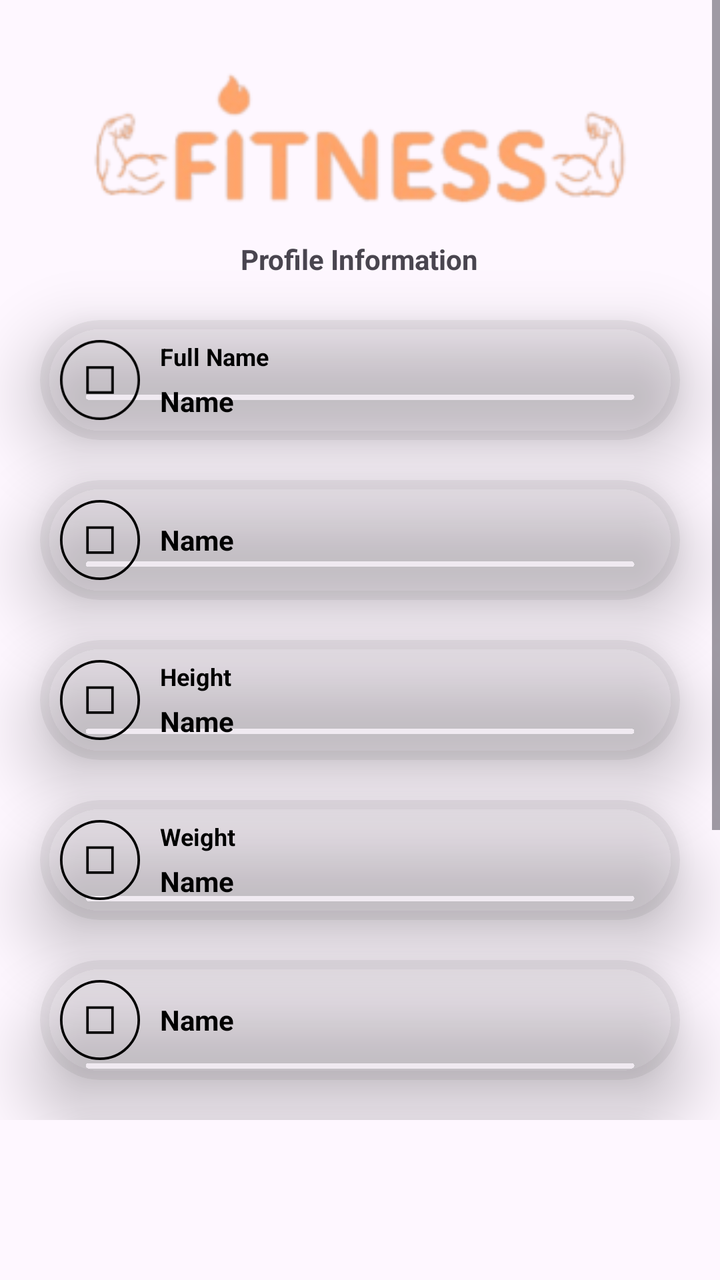
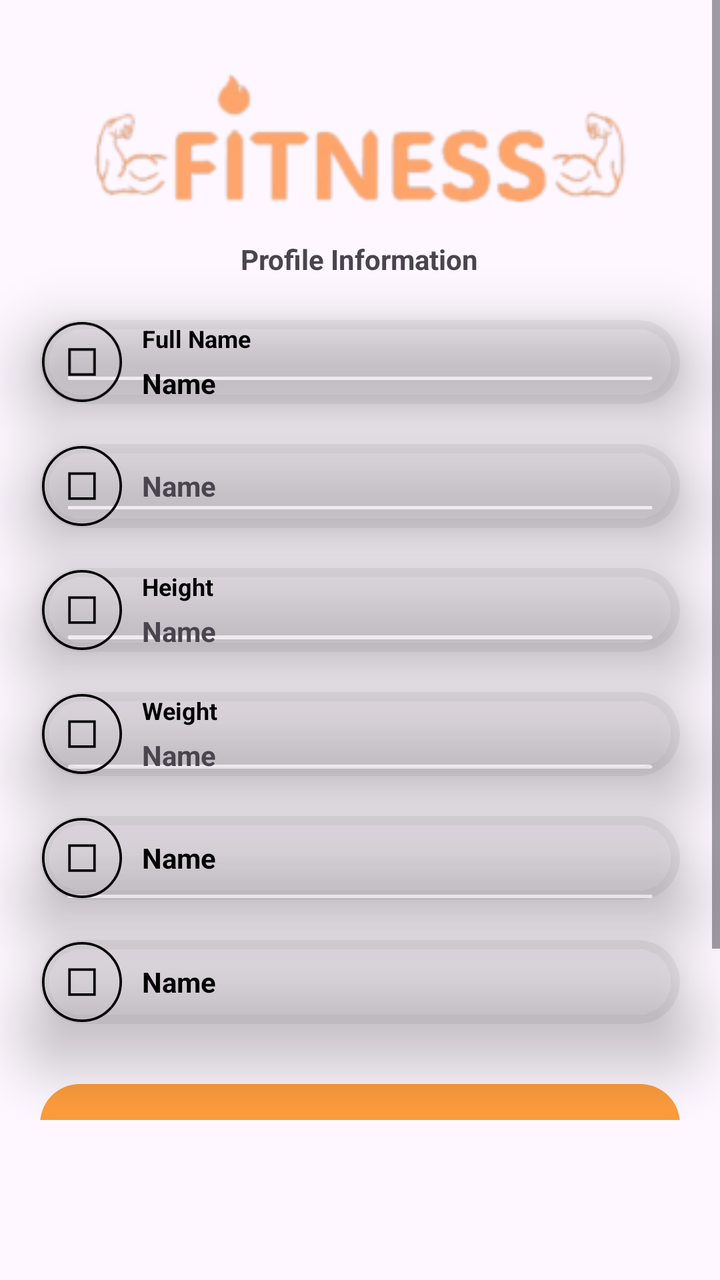

An Android layout rendered at two revisions. The XML below is the earlier revision; the diff shows what the commit changed to produce the second picture.
<!-- AndroidManifest.xml: application theme Theme.VitalizeMe -->
<!-- res/layout/fragment_profile.xml -->
<?xml version="1.0" encoding="utf-8"?>
<ScrollView xmlns:android="http://schemas.android.com/apk/res/android"
    xmlns:app="http://schemas.android.com/apk/res-auto"
    xmlns:tools="http://schemas.android.com/tools"
    android:layout_width="match_parent"
    android:layout_height="match_parent"
    android:orientation="vertical"
    android:paddingBottom="80dp"
    tools:context=".view.main.ProfileFragment">

    <LinearLayout
        android:layout_width="match_parent"
        android:layout_height="wrap_content"
        android:gravity="center"
        android:orientation="vertical">

        <RelativeLayout
            android:layout_width="wrap_content"
            android:layout_height="150dp">

            <ImageView
                android:id="@+id/imageView"
                android:layout_width="match_parent"
                android:layout_height="150dp"
                android:scaleType="centerCrop"
                android:src="@drawable/fitness1" />

            <TextView
                android:layout_width="wrap_content"
                android:layout_height="wrap_content"
                android:layout_centerHorizontal="true"
                android:layout_marginTop="120dp"
                android:text="Profile Information"
                android:textStyle="bold" />
        </RelativeLayout>


        <androidx.cardview.widget.CardView
            android:layout_width="match_parent"
            android:layout_height="wrap_content"
            android:layout_marginHorizontal="20dp"
            android:layout_marginVertical="10dp"
            app:cardBackgroundColor="#11323232"
            app:cardCornerRadius="30dp"
            app:cardElevation="20dp">

            <RelativeLayout
                android:layout_width="match_parent"
                android:layout_height="wrap_content"
                android:padding="10dp">

                <ImageView
                    android:id="@+id/ivName"
                    android:layout_width="40dp"
                    android:layout_height="40dp"
                    android:layout_alignParentStart="true"
                    android:layout_centerVertical="true"
                    android:src="@drawable/stop_button" />

                <TextView
                    android:id="@+id/namehint"
                    android:layout_width="wrap_content"
                    android:layout_height="wrap_content"
                    android:layout_marginHorizontal="10dp"
                    android:layout_toEndOf="@id/ivName"
                    android:text="Full Name"
                    android:textColor="@color/black"
                    android:textSize="12sp"
                    android:textStyle="bold" />

                <TextView
                    android:id="@+id/name"
                    android:layout_width="wrap_content"
                    android:layout_height="wrap_content"
                    android:layout_alignParentBottom="true"
                    android:layout_marginHorizontal="10dp"
                    android:layout_toEndOf="@id/ivName"
                    android:text="Name"
                    android:textColor="@color/black"
                    android:textStyle="bold" />

            </RelativeLayout>
        </androidx.cardview.widget.CardView>

        <androidx.cardview.widget.CardView
            android:layout_width="match_parent"
            android:layout_height="wrap_content"
            android:layout_marginHorizontal="20dp"
            android:layout_marginVertical="10dp"
            app:cardBackgroundColor="#11323232"
            app:cardCornerRadius="30dp"
            app:cardElevation="20dp">

            <RelativeLayout
                android:layout_width="match_parent"
                android:layout_height="wrap_content"
                android:padding="10dp">

                <ImageView
                    android:id="@+id/ivPhone"
                    android:layout_width="40dp"
                    android:layout_height="40dp"
                    android:layout_alignParentStart="true"
                    android:layout_centerVertical="true"
                    android:src="@drawable/stop_button" />

                <TextView
                    android:id="@+id/phone"
                    android:layout_width="wrap_content"
                    android:layout_height="wrap_content"
                    android:layout_centerVertical="true"
                    android:layout_marginHorizontal="10dp"
                    android:layout_toEndOf="@id/ivPhone"
                    android:text="Name"
                    android:textColor="@color/black"
                    android:textStyle="bold" />

            </RelativeLayout>
        </androidx.cardview.widget.CardView>

        <androidx.cardview.widget.CardView
            android:layout_width="match_parent"
            android:layout_height="wrap_content"
            android:layout_marginHorizontal="20dp"
            android:layout_marginVertical="10dp"
            app:cardBackgroundColor="#11323232"
            app:cardCornerRadius="30dp"
            app:cardElevation="20dp">

            <RelativeLayout
                android:layout_width="match_parent"
                android:layout_height="wrap_content"
                android:padding="10dp">

                <ImageView
                    android:id="@+id/ivheight"
                    android:layout_width="40dp"
                    android:layout_height="40dp"
                    android:layout_alignParentStart="true"
                    android:layout_centerVertical="true"
                    android:src="@drawable/stop_button" />

                <TextView
                    android:id="@+id/heighthint"
                    android:layout_width="wrap_content"
                    android:layout_height="wrap_content"
                    android:layout_marginHorizontal="10dp"
                    android:layout_toEndOf="@id/ivheight"
                    android:text="Height"
                    android:textColor="@color/black"
                    android:textSize="12sp"
                    android:textStyle="bold" />

                <TextView
                    android:id="@+id/height"
                    android:layout_width="wrap_content"
                    android:layout_height="wrap_content"
                    android:layout_alignParentBottom="true"
                    android:layout_marginHorizontal="10dp"
                    android:layout_toEndOf="@id/ivheight"
                    android:text="Name"
                    android:textColor="@color/black"
                    android:textStyle="bold" />

            </RelativeLayout>
        </androidx.cardview.widget.CardView>

        <androidx.cardview.widget.CardView
            android:layout_width="match_parent"
            android:layout_height="wrap_content"
            android:layout_marginHorizontal="20dp"
            android:layout_marginVertical="10dp"
            app:cardBackgroundColor="#11323232"
            app:cardCornerRadius="30dp"
            app:cardElevation="20dp">

            <RelativeLayout
                android:layout_width="match_parent"
                android:layout_height="wrap_content"
                android:padding="10dp">

                <ImageView
                    android:id="@+id/ivweight"
                    android:layout_width="40dp"
                    android:layout_height="40dp"
                    android:layout_alignParentStart="true"
                    android:layout_centerVertical="true"
                    android:src="@drawable/stop_button" />

                <TextView
                    android:id="@+id/weighthint"
                    android:layout_width="wrap_content"
                    android:layout_height="wrap_content"
                    android:layout_marginHorizontal="10dp"
                    android:layout_toEndOf="@id/ivweight"
                    android:text="Weight"
                    android:textColor="@color/black"
                    android:textSize="12sp"
                    android:textStyle="bold" />

                <TextView
                    android:id="@+id/weight"
                    android:layout_width="wrap_content"
                    android:layout_height="wrap_content"
                    android:layout_alignParentBottom="true"
                    android:layout_marginHorizontal="10dp"
                    android:layout_toEndOf="@id/ivweight"
                    android:text="Name"
                    android:textColor="@color/black"
                    android:textStyle="bold" />

            </RelativeLayout>
        </androidx.cardview.widget.CardView>

        <androidx.cardview.widget.CardView
            android:layout_width="match_parent"
            android:layout_height="wrap_content"
            android:layout_marginHorizontal="20dp"
            android:layout_marginVertical="10dp"
            app:cardBackgroundColor="#11323232"
            app:cardCornerRadius="30dp"
            app:cardElevation="20dp">

            <RelativeLayout
                android:layout_width="match_parent"
                android:layout_height="wrap_content"
                android:padding="10dp">

                <ImageView
                    android:id="@+id/ivgender"
                    android:layout_width="40dp"
                    android:layout_height="40dp"
                    android:layout_alignParentStart="true"
                    android:layout_centerVertical="true"
                    android:src="@drawable/stop_button" />


                <TextView
                    android:id="@+id/gender"
                    android:layout_width="wrap_content"
                    android:layout_height="wrap_content"
                    android:layout_centerVertical="true"
                    android:layout_marginHorizontal="10dp"
                    android:layout_toEndOf="@id/ivgender"
                    android:text="Name"
                    android:textColor="@color/black"
                    android:textStyle="bold" />

            </RelativeLayout>
        </androidx.cardview.widget.CardView>

        <androidx.cardview.widget.CardView
            android:layout_width="match_parent"
            android:layout_height="wrap_content"
            android:layout_marginHorizontal="20dp"
            android:layout_marginVertical="10dp"
            app:cardBackgroundColor="#11323232"
            app:cardCornerRadius="30dp"
            app:cardElevation="20dp">

            <RelativeLayout
                android:layout_width="match_parent"
                android:layout_height="wrap_content"
                android:padding="10dp">

                <ImageView
                    android:id="@+id/ivDOB"
                    android:layout_width="40dp"
                    android:layout_height="40dp"
                    android:layout_alignParentStart="true"
                    android:layout_centerVertical="true"
                    android:src="@drawable/stop_button" />


                <TextView
                    android:id="@+id/dob"
                    android:layout_width="wrap_content"
                    android:layout_height="wrap_content"
                    android:layout_centerVertical="true"
                    android:layout_marginHorizontal="10dp"
                    android:layout_toEndOf="@id/ivDOB"
                    android:text="Name"
                    android:textColor="@color/black"
                    android:textStyle="bold" />
            </RelativeLayout>
        </androidx.cardview.widget.CardView>


        <androidx.appcompat.widget.AppCompatButton
            android:id="@+id/user"
            android:layout_width="match_parent"
            android:layout_height="wrap_content"
            android:layout_marginHorizontal="20dp"
            android:layout_marginVertical="20dp"
            android:background="@drawable/rounded_btn"
            android:backgroundTint="?attr/colorPrimary"
            android:padding="20dp"
            android:text="edit user"
            android:textColor="@color/white"
            android:textSize="18sp"
            android:textStyle="bold" />

        <androidx.appcompat.widget.AppCompatButton
            android:id="@+id/signout"
            android:layout_width="match_parent"
            android:layout_height="wrap_content"
            android:layout_marginHorizontal="20dp"
            android:layout_marginBottom="65dp"
            android:background="@drawable/rounded_btn"
            android:backgroundTint="?attr/colorPrimary"
            android:padding="20dp"
            android:text="Signout"
            android:textColor="@color/white"
            android:textSize="18sp"
            android:textStyle="bold" />
    </LinearLayout>

</ScrollView>
<!-- resources referenced by this layout -->
<resources>
  <color name="black">#FF000000</color>
  <color name="white">#FFFFFFFF</color>
  <!-- drawable fitness1: png bitmap (drawable, 16220 bytes) -->
  <!-- drawable rounded_btn (drawable) -->
  <?xml version="1.0" encoding="utf-8"?>
  <shape xmlns:android="http://schemas.android.com/apk/res/android"
      android:shape="rectangle">
      <corners android:radius="20dp"/>
      <size android:height="20dp" android:width="20dp"/>
  </shape>
  <!-- drawable stop_button (drawable) -->
  <vector xmlns:android="http://schemas.android.com/apk/res/android"
      android:width="800dp"
      android:height="800dp"
      android:viewportWidth="64"
      android:viewportHeight="64">
    <path
        android:pathData="M22,22h20v20h-20z"
        android:strokeWidth="2"
        android:fillColor="#00000000"
        android:strokeColor="#000000"/>
    <path
        android:pathData="M53.92,10.081c12.107,12.105 12.107,31.732 0,43.838c-12.106,12.108 -31.734,12.108 -43.839,0c-12.107,-12.105 -12.107,-31.732 0,-43.838C22.186,-2.027 41.813,-2.027 53.92,10.081z"
        android:strokeWidth="2"
        android:fillColor="#00000000"
        android:strokeColor="#000000"/>
  </vector>
  <style name="Theme.VitalizeMe" parent="Base.Theme.VitalizeMe" />
  <style name="Base.Theme.VitalizeMe" parent="Theme.Material3.DayNight.NoActionBar">
          
          <item name="colorPrimary">@color/primary</item>
          <item name="colorAccent">@color/accent</item>
          <item name="backgroundColor">@color/background</item>
          <item name="colorSecondary">@color/secondary</item>
          <item name="android:statusBarColor">@color/black</item>
      </style>
  <color name="primary">#FF9D3D</color>
  <color name="accent">#FEEE91</color>
  <color name="background">#F5F3F8</color>
  <color name="secondary">#FFBD73</color>
</resources>

<!-- the commit's change to res/layout/fragment_profile.xml (unified diff, before → after) -->
@@ -47,7 +47,7 @@
             <RelativeLayout
                 android:layout_width="match_parent"
                 android:layout_height="wrap_content"
-                android:padding="10dp">
+                android:padding="1dp">
 
                 <ImageView
                     android:id="@+id/ivName"
@@ -94,7 +94,7 @@
             <RelativeLayout
                 android:layout_width="match_parent"
                 android:layout_height="wrap_content"
-                android:padding="10dp">
+                android:padding="1dp">
 
                 <ImageView
                     android:id="@+id/ivPhone"
@@ -112,25 +112,24 @@
                     android:layout_marginHorizontal="10dp"
                     android:layout_toEndOf="@id/ivPhone"
                     android:text="Name"
-                    android:textColor="@color/black"
-                    android:textStyle="bold" />
-
-            </RelativeLayout>
-        </androidx.cardview.widget.CardView>
-
-        <androidx.cardview.widget.CardView
-            android:layout_width="match_parent"
-            android:layout_height="wrap_content"
-            android:layout_marginHorizontal="20dp"
-            android:layout_marginVertical="10dp"
-            app:cardBackgroundColor="#11323232"
-            app:cardCornerRadius="30dp"
-            app:cardElevation="20dp">
-
-            <RelativeLayout
-                android:layout_width="match_parent"
-                android:layout_height="wrap_content"
-                android:padding="10dp">
+                    android:textStyle="bold" />
+
+            </RelativeLayout>
+        </androidx.cardview.widget.CardView>
+
+        <androidx.cardview.widget.CardView
+            android:layout_width="match_parent"
+            android:layout_height="wrap_content"
+            android:layout_marginHorizontal="20dp"
+            android:layout_marginVertical="10dp"
+            app:cardBackgroundColor="#11323232"
+            app:cardCornerRadius="30dp"
+            app:cardElevation="20dp">
+
+            <RelativeLayout
+                android:layout_width="match_parent"
+                android:layout_height="wrap_content"
+                android:padding="1dp">
 
                 <ImageView
                     android:id="@+id/ivheight"
@@ -159,25 +158,24 @@
                     android:layout_marginHorizontal="10dp"
                     android:layout_toEndOf="@id/ivheight"
                     android:text="Name"
-                    android:textColor="@color/black"
-                    android:textStyle="bold" />
-
-            </RelativeLayout>
-        </androidx.cardview.widget.CardView>
-
-        <androidx.cardview.widget.CardView
-            android:layout_width="match_parent"
-            android:layout_height="wrap_content"
-            android:layout_marginHorizontal="20dp"
-            android:layout_marginVertical="10dp"
-            app:cardBackgroundColor="#11323232"
-            app:cardCornerRadius="30dp"
-            app:cardElevation="20dp">
-
-            <RelativeLayout
-                android:layout_width="match_parent"
-                android:layout_height="wrap_content"
-                android:padding="10dp">
+                    android:textStyle="bold" />
+
+            </RelativeLayout>
+        </androidx.cardview.widget.CardView>
+
+        <androidx.cardview.widget.CardView
+            android:layout_width="match_parent"
+            android:layout_height="wrap_content"
+            android:layout_marginHorizontal="20dp"
+            android:layout_marginVertical="10dp"
+            app:cardBackgroundColor="#11323232"
+            app:cardCornerRadius="30dp"
+            app:cardElevation="20dp">
+
+            <RelativeLayout
+                android:layout_width="match_parent"
+                android:layout_height="wrap_content"
+                android:padding="1dp">
 
                 <ImageView
                     android:id="@+id/ivweight"
@@ -206,25 +204,24 @@
                     android:layout_marginHorizontal="10dp"
                     android:layout_toEndOf="@id/ivweight"
                     android:text="Name"
-                    android:textColor="@color/black"
-                    android:textStyle="bold" />
-
-            </RelativeLayout>
-        </androidx.cardview.widget.CardView>
-
-        <androidx.cardview.widget.CardView
-            android:layout_width="match_parent"
-            android:layout_height="wrap_content"
-            android:layout_marginHorizontal="20dp"
-            android:layout_marginVertical="10dp"
-            app:cardBackgroundColor="#11323232"
-            app:cardCornerRadius="30dp"
-            app:cardElevation="20dp">
-
-            <RelativeLayout
-                android:layout_width="match_parent"
-                android:layout_height="wrap_content"
-                android:padding="10dp">
+                    android:textStyle="bold" />
+
+            </RelativeLayout>
+        </androidx.cardview.widget.CardView>
+
+        <androidx.cardview.widget.CardView
+            android:layout_width="match_parent"
+            android:layout_height="wrap_content"
+            android:layout_marginHorizontal="20dp"
+            android:layout_marginVertical="10dp"
+            app:cardBackgroundColor="#11323232"
+            app:cardCornerRadius="30dp"
+            app:cardElevation="20dp">
+
+            <RelativeLayout
+                android:layout_width="match_parent"
+                android:layout_height="wrap_content"
+                android:padding="1dp">
 
                 <ImageView
                     android:id="@+id/ivgender"
@@ -261,7 +258,7 @@
             <RelativeLayout
                 android:layout_width="match_parent"
                 android:layout_height="wrap_content"
-                android:padding="10dp">
+                android:padding="1dp">
 
                 <ImageView
                     android:id="@+id/ivDOB"
